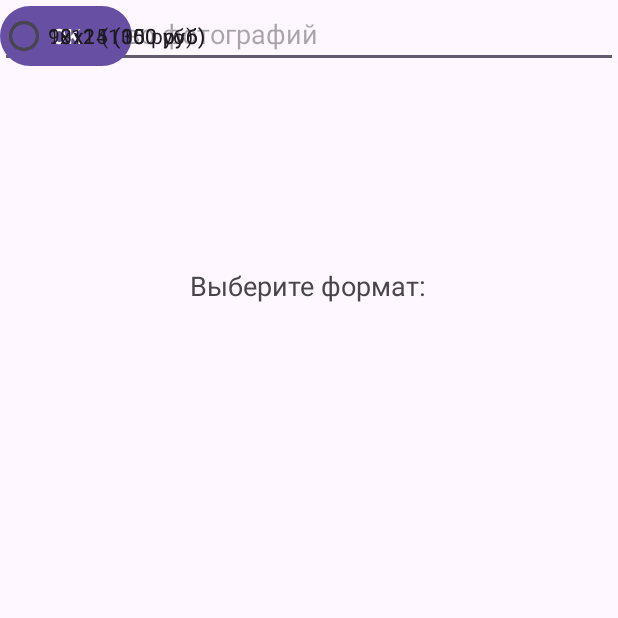
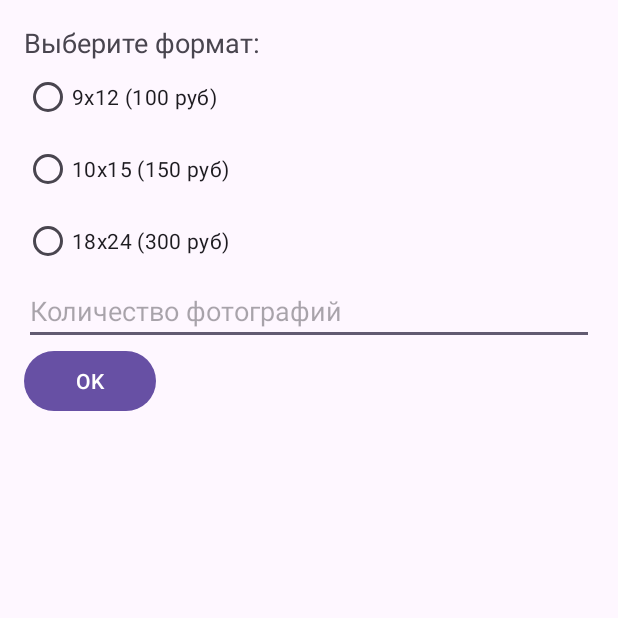
Before and after one commit to matatapol22/5_1, an Android app: the screen it shows after launch (MainActivity), on a phone screen of 412 x 824 dp, the top half of it. Run offline under Robolectric (Android 15) with nearby library versions, the phone set to English and light mode, and no system bars.

Commit message:
Переход на вторую активность с передачей стоимости

```diff
--- a/app/src/main/AndroidManifest.xml
+++ b/app/src/main/AndroidManifest.xml
@@ -21,6 +21,7 @@
                 <category android:name="android.intent.category.LAUNCHER" />
             </intent-filter>
         </activity>
+        <activity android:name=".PaymentActivity" />
     </application>
 
 </manifest>
--- a/app/src/main/res/layout/activity_main.xml
+++ b/app/src/main/res/layout/activity_main.xml
@@ -1,78 +1,57 @@
 <?xml version="1.0" encoding="utf-8"?>
-<androidx.constraintlayout.widget.ConstraintLayout xmlns:android="http://schemas.android.com/apk/res/android"
-    xmlns:app="http://schemas.android.com/apk/res-auto"
-    xmlns:tools="http://schemas.android.com/tools"
-    android:id="@+id/main"
+<LinearLayout
+    xmlns:android="http://schemas.android.com/apk/res/android"
     android:layout_width="match_parent"
     android:layout_height="match_parent"
-    tools:context=".MainActivity">
+    android:orientation="vertical"
+    android:padding="16dp">
 
+    <!-- Выбор формата -->
     <TextView
         android:layout_width="wrap_content"
         android:layout_height="wrap_content"
         android:text="Выберите формат:"
-        android:textSize="18sp"
-        app:layout_constraintBottom_toBottomOf="parent"
-        app:layout_constraintEnd_toEndOf="parent"
-        app:layout_constraintHorizontal_bias="0.498"
-        app:layout_constraintStart_toStartOf="parent"
-        app:layout_constraintTop_toTopOf="parent"
-        app:layout_constraintVertical_bias="0.223" />
+        android:textSize="18sp" />
 
     <RadioGroup
         android:id="@+id/formatRadioGroup"
         android:layout_width="wrap_content"
-        android:layout_height="wrap_content"
-        tools:ignore="MissingConstraints">
+        android:layout_height="wrap_content">
 
+        <RadioButton
+            android:id="@+id/radio_9x12"
+            android:layout_width="wrap_content"
+            android:layout_height="wrap_content"
+            android:text="9x12 (100 руб)"
+            android:tag="100" />
+
+        <RadioButton
+            android:id="@+id/radio_10x15"
+            android:layout_width="wrap_content"
+            android:layout_height="wrap_content"
+            android:text="10x15 (150 руб)"
+            android:tag="150" />
+
+        <RadioButton
+            android:id="@+id/radio_18x24"
+            android:layout_width="wrap_content"
+            android:layout_height="wrap_content"
+            android:text="18x24 (300 руб)"
+            android:tag="300" />
     </RadioGroup>
 
-    <!-- Кнопка для расчета -->
-
+    <!-- Ввод количества фотографий -->
     <EditText
         android:id="@+id/photoCountEditText"
         android:layout_width="match_parent"
         android:layout_height="wrap_content"
         android:hint="Количество фотографий"
-        android:inputType="number"
-        tools:ignore="MissingConstraints"
-        tools:layout_editor_absoluteX="0dp"
-        tools:layout_editor_absoluteY="410dp" />
+        android:inputType="number" />
 
     <Button
         android:id="@+id/calculateButton"
         android:layout_width="wrap_content"
         android:layout_height="wrap_content"
-        android:text="OK"
-        tools:ignore="MissingConstraints"
-        tools:layout_editor_absoluteX="161dp"
-        tools:layout_editor_absoluteY="468dp" />
+        android:text="OK" />
 
-    <RadioButton
-        android:id="@+id/radio_9x12"
-        android:layout_width="wrap_content"
-        android:layout_height="wrap_content"
-        android:tag="100"
-        android:text="9x12 (100 руб)"
-        tools:layout_editor_absoluteX="136dp"
-        tools:layout_editor_absoluteY="200dp" />
-
-    <RadioButton
-        android:id="@+id/radio_10x15"
-        android:layout_width="wrap_content"
-        android:layout_height="wrap_content"
-        android:tag="150"
-        android:text="10x15 (150 руб)"
-        tools:layout_editor_absoluteX="136dp"
-        tools:layout_editor_absoluteY="270dp" />
-
-    <RadioButton
-        android:id="@+id/radio_18x24"
-        android:layout_width="wrap_content"
-        android:layout_height="wrap_content"
-        android:tag="300"
-        android:text="18x24 (300 руб)"
-        tools:layout_editor_absoluteX="136dp"
-        tools:layout_editor_absoluteY="341dp" />
-
-</androidx.constraintlayout.widget.ConstraintLayout>
+</LinearLayout>
```
